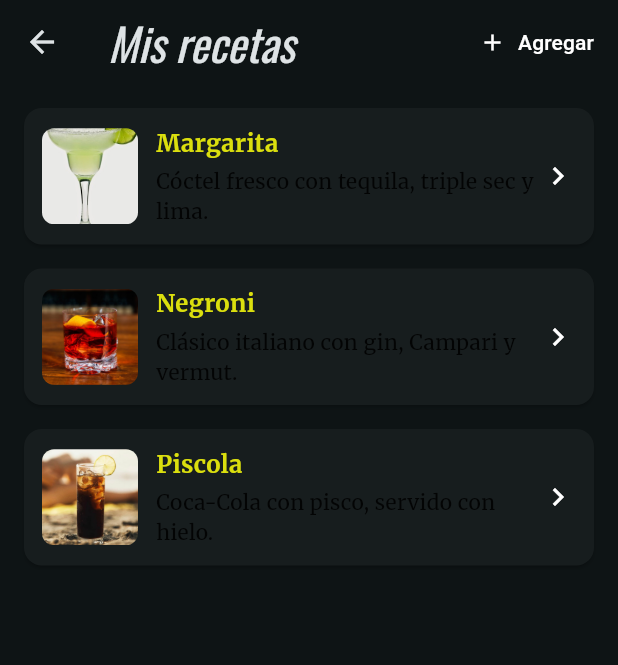
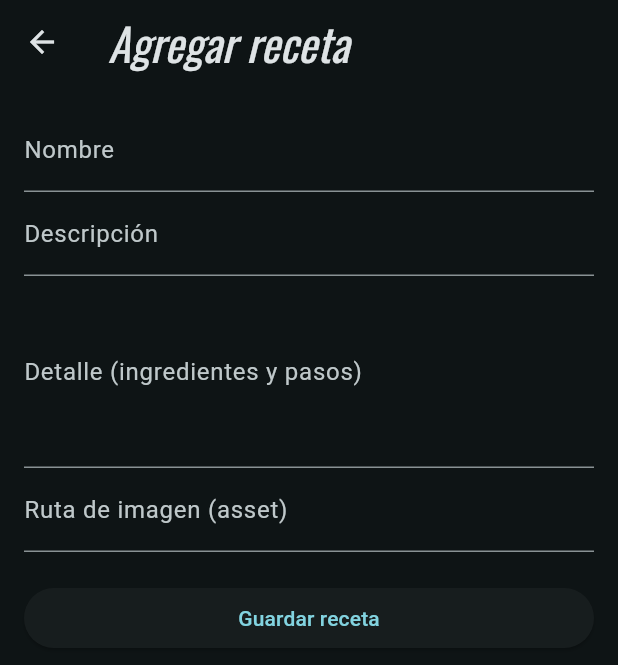
Before and after one commit to sebato123/BarApp, a Flutter app: the MisRecetas screen opened directly, after a tap on "Agregar", on a phone screen of 412 x 824 dp. Shown: the top 665 px of the screen. Run offline on Flutter 3.47's test engine with Material 3 defaults, Android fonts, the phone set to English and light mode, and no system bars; our stand-ins replace google_fonts, logger; statements that could not run were skipped.

Commit message:
cambios clases

```diff
--- a/lib/pages/navegation/cocteles.dart
+++ b/lib/pages/navegation/cocteles.dart
@@ -100,7 +100,7 @@ class Cocteles extends StatelessWidget {
                           const SizedBox(height: 4),
                           Text(
                             it["descripcion"]!,
-                            style: const TextStyle(color: Colors.black87),
+                            style: const TextStyle(color: Color.fromARGB(240, 255, 255, 255)),
                           ),
                         ],
                       ),
--- a/lib/pages/navegation/destilados.dart
+++ b/lib/pages/navegation/destilados.dart
@@ -100,7 +100,7 @@ class Destilados extends StatelessWidget {
                           const SizedBox(height: 4),
                           Text(
                             it["descripcion"]!,
-                            style: const TextStyle(color: Colors.black87),
+                            style: const TextStyle(color: Color.fromARGB(221, 255, 255, 255)),
                           ),
                         ],
                       ),
--- a/lib/pages/navegation/mis_recetas.dart
+++ b/lib/pages/navegation/mis_recetas.dart
@@ -1,11 +1,14 @@
 import 'package:flutter/material.dart';
 
-class MisRecetas extends StatelessWidget {
+class MisRecetas extends StatefulWidget {
   const MisRecetas({super.key});
 
   @override
-  Widget build(BuildContext context) {
-    final items = [
+  State<MisRecetas> createState() => _MisRecetasState();
+}
+
+class _MisRecetasState extends State<MisRecetas> {
+  List<Map<String, String>> items = [
     {
       "nombre": "Margarita",
       "descripcion": "Cóctel fresco con tequila, triple sec y lima.",
@@ -45,21 +48,32 @@ class MisRecetas extends StatelessWidget {
     },
   ];
 
+  @override
+  Widget build(BuildContext context) {
     return Scaffold(
       appBar: AppBar(
         title: const Text("Mis recetas"),
         actions: [
           TextButton.icon(
-            onPressed: () {
-              null;
+            onPressed: () async {
+              final nuevaReceta = await Navigator.push<Map<String, String>>(
+                context,
+                MaterialPageRoute(
+                  builder: (_) => const AgregarRecetaPage(),
+                ),
+              );
+
+              if (nuevaReceta != null) {
+                setState(() {
+                  items.add(nuevaReceta);
+                });
+              }
             },
             icon: const Icon(Icons.add, color: Colors.white),
             label: const Text("Agregar", style: TextStyle(color: Colors.white)),
           ),
         ],
       ),
-
-      // Lista
       body: ListView.separated(
         padding: const EdgeInsets.all(12),
         itemCount: items.length,
@@ -86,7 +100,6 @@ class MisRecetas extends StatelessWidget {
                 padding: const EdgeInsets.all(12),
                 child: Row(
                   children: [
-                    // Miniatura cuadrada
                     ClipRRect(
                       borderRadius: BorderRadius.circular(8),
                       child: Image.asset(
@@ -97,7 +110,6 @@ class MisRecetas extends StatelessWidget {
                       ),
                     ),
                     const SizedBox(width: 12),
-                    // Texto
                     Expanded(
                       child: Column(
                         crossAxisAlignment: CrossAxisAlignment.start,
@@ -113,7 +125,7 @@ class MisRecetas extends StatelessWidget {
                           const SizedBox(height: 4),
                           Text(
                             it["descripcion"]!,
-                            style: const TextStyle(color: Colors.black87),
+                            style: const TextStyle(color: Colors.white),
                           ),
                         ],
                       ),
@@ -156,12 +168,16 @@ class DetalleCoctel extends StatelessWidget {
       body: ListView(
         padding: const EdgeInsets.all(16),
         children: [
-          // Imagen grande
           ClipRRect(
           borderRadius: BorderRadius.circular(12),
-            child: Image.asset(
-              imagen,
-              fit: BoxFit.cover,
+          child: Container(
+            decoration: BoxDecoration(
+              border: Border.all(
+                width: 8,
+                color: const Color.fromARGB(255, 0, 0, 0),
+              ),
+            ),
+            child: Image.asset(imagen),
           ),
         ),
           const SizedBox(height: 16),
@@ -182,3 +198,71 @@ class DetalleCoctel extends StatelessWidget {
     );
   }
 }
+
+
+class AgregarRecetaPage extends StatefulWidget {
+  const AgregarRecetaPage({super.key});
+
+  @override
+  State<AgregarRecetaPage> createState() => _AgregarRecetaPageState();
+}
+
+class _AgregarRecetaPageState extends State<AgregarRecetaPage> {
+  final _formKey = GlobalKey<FormState>();
+  final nombreController = TextEditingController();
+  final descripcionController = TextEditingController();
+  final detalleController = TextEditingController();
+  final imagenController = TextEditingController();
+
+  @override
+  Widget build(BuildContext context) {
+    return Scaffold(
+      appBar: AppBar(title: const Text("Agregar receta")),
+      body: Padding(
+        padding: const EdgeInsets.all(16),
+        child: Form(
+          key: _formKey,
+          child: ListView(
+            children: [
+              TextFormField(
+                controller: nombreController,
+                decoration: const InputDecoration(labelText: "Nombre"),
+                validator: (value) => value!.isEmpty ? 'Campo requerido' : null,
+              ),
+              TextFormField(
+                controller: descripcionController,
+                decoration: const InputDecoration(labelText: "Descripción"),
+                validator: (value) => value!.isEmpty ? 'Campo requerido' : null,
+              ),
+              TextFormField(
+                controller: detalleController,
+                decoration: const InputDecoration(labelText: "Detalle (ingredientes y pasos)"),
+                maxLines: 4,
+                validator: (value) => value!.isEmpty ? 'Campo requerido' : null,
+              ),
+              TextFormField(
+                controller: imagenController,
+                decoration: const InputDecoration(labelText: "Ruta de imagen (asset)"),
+                validator: (value) => value!.isEmpty ? 'Campo requerido' : null,
+              ),
+              const SizedBox(height: 20),
+              ElevatedButton(
+                onPressed: () {
+                  if (_formKey.currentState!.validate()) {
+                    Navigator.pop(context, {
+                      "nombre": nombreController.text,
+                      "descripcion": descripcionController.text,
+                      "detalle": detalleController.text,
+                      "imagen": imagenController.text,
+                    });
+                  }
+                },
+                child: const Text("Guardar receta"),
+              )
+            ],
+          ),
+        ),
+      ),
+    );
+  }
+}
```
Also changed, not shown: lib/pages/navegation/todos.dart (+49 -9 lines), assets/tragos/Margarita.png, lib/models/trago.dart (added). Lines whose indentation alone changed are shown as unchanged.
